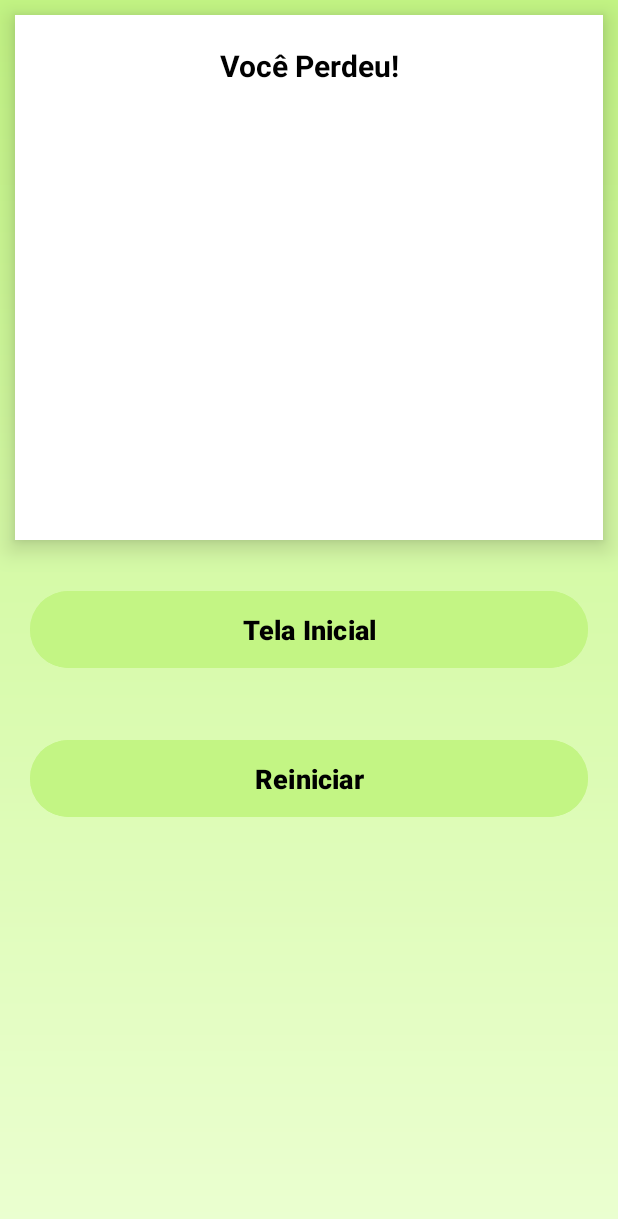
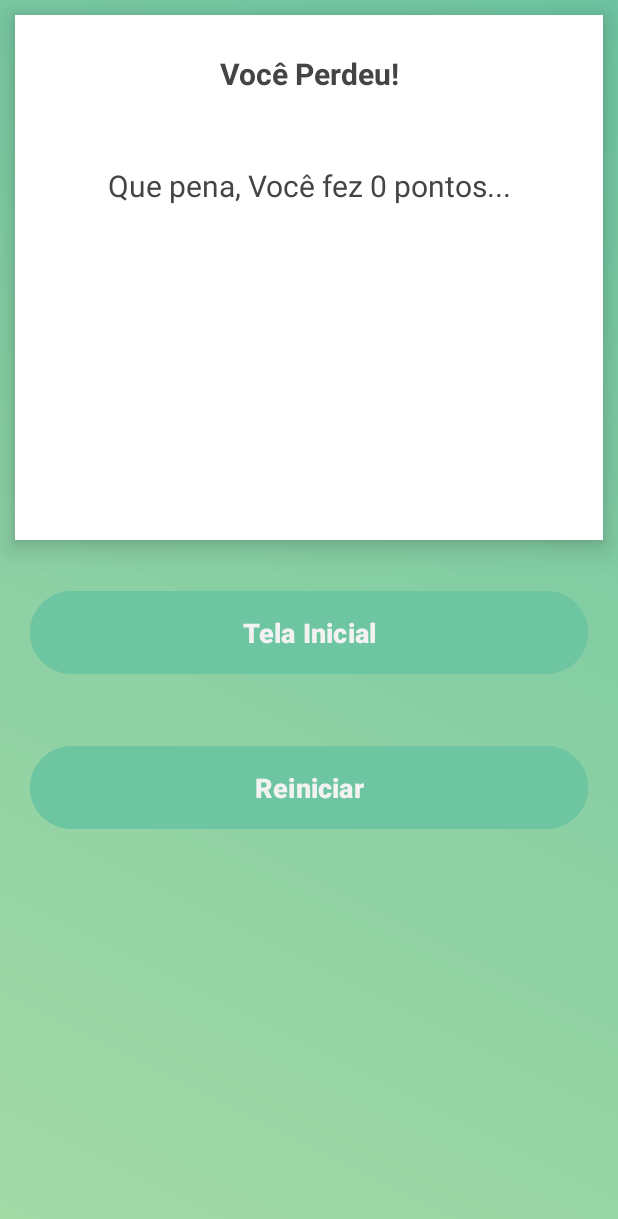
Before and after one commit to 2024-2-NCC3/Projeto4, an Android app: the FimDeJogo screen opened directly, with no data from a screen before it, on a phone screen of 412 x 824 dp. Shown: the top 1219 px of the screen. Run offline under Robolectric (Android 15) with nearby library versions, the phone set to English and light mode, and no system bars.

Commit message:
Atualização estética

```diff
--- a/src/frontend/app/src/main/java/br/fecap/pi/quizzods/FimDeJogo.java
+++ b/src/frontend/app/src/main/java/br/fecap/pi/quizzods/FimDeJogo.java
@@ -2,6 +2,7 @@ package br.fecap.pi.quizzods;
 
 import android.content.Intent;
 import android.os.Bundle;
+import android.util.Log;
 import android.widget.Button;
 import android.widget.TextView;
 
@@ -16,6 +17,7 @@ public class FimDeJogo extends AppCompatActivity {
     private TextView textoResultado;
     private Button btnTelaInicial;
     private Button btnReiniciar;
+    private TextView textoUsername;
 
     @Override
     protected void onCreate(Bundle savedInstanceState) {
@@ -27,19 +29,26 @@ public class FimDeJogo extends AppCompatActivity {
         textoResultado = findViewById(R.id.textoResultado);
         btnTelaInicial = findViewById(R.id.btnTelaInicial);
         btnReiniciar = findViewById(R.id.btnReiniciar);
+        textoUsername = findViewById(R.id.textoUsername);
 
         Intent intent = getIntent();
         int numeroQuestao = intent.getIntExtra("NUMERO_QUESTAO", 0);
         int pontosTotais = intent.getIntExtra("PONTOS_TOTAIS", 0);
         int vidas = intent.getIntExtra("VIDAS", 0);
+        String username = getIntent().getStringExtra("USERNAME");
         textoResultado.toString().toUpperCase();
 
-        if (numeroQuestao > 9) {
+        if (numeroQuestao > 9) { //Layout para caso voce vença
 
             textoResultado.setText("Você Venceu!");
+            textoUsername.setText("Parabéns, Você terminou com " + vidas + " vida(s) restante(s) \n e " + pontosTotais + " pontos!");
+            Log.d("menuJogo", "Username: " + username);
+
         }
         else {
             textoResultado.setText("Você Perdeu!");
+            textoUsername.setText("Que pena, Você fez " + pontosTotais + " pontos...");
+            Log.d("menuJogo", "Username: " + username);
         }
 
         btnTelaInicial.setOnClickListener(v -> {
--- a/src/frontend/app/src/main/java/br/fecap/pi/quizzods/MainActivity.java
+++ b/src/frontend/app/src/main/java/br/fecap/pi/quizzods/MainActivity.java
@@ -105,6 +105,8 @@ public class MainActivity extends AppCompatActivity {
 
                 // Realiza o login com o hash da senha e vai para próxima tela (arrumar depois)
                 Intent intent = new Intent(MainActivity.this, menuJogo.class);
+                intent.putExtra("USERNAME", username);
+                Log.d("menuJogo", "Username: " + username);
                 startActivity(intent);
                 finish();
             }
--- a/src/frontend/app/src/main/res/drawable/app_background.xml
+++ b/src/frontend/app/src/main/res/drawable/app_background.xml
@@ -1,4 +1,8 @@
 <?xml version="1.0" encoding="utf-8"?>
 <shape xmlns:android="http://schemas.android.com/apk/res/android">
-<gradient android:type="linear" android:angle="100" android:startColor="#c3f584" android:endColor="#ebffd1"></gradient>
+    <gradient xmlns:android="http://schemas.android.com/apk/res/android"
+        android:type="linear"
+        android:angle="45"
+        android:startColor="#A3D9A5"
+        android:endColor="#6EC5A2" />
 </shape>
--- a/src/frontend/app/src/main/res/layout/activity_fim_de_jogo.xml
+++ b/src/frontend/app/src/main/res/layout/activity_fim_de_jogo.xml
@@ -23,16 +23,26 @@
             android:id="@+id/textoResultado"
             android:layout_width="match_parent"
             android:layout_height="wrap_content"
-            android:textColor="@color/black"
-            android:padding="20dp"
+            android:textColor="#444"
+            android:padding="25dp"
             android:textStyle="bold"
             android:textAlignment="center"
             android:textSize="20dp"
+            android:text=""
+            />
 
-            android:text="TextView"
+        <TextView
+            android:id="@+id/textoUsername"
+            android:layout_width="match_parent"
+            android:layout_height="wrap_content"
+            android:textColor="#444"
+            android:padding="22dp"
+            android:textAlignment="center"
+            android:textSize="20dp"
+            android:text="aaa"
+             />
 
 
-            />
     </LinearLayout>
 
     <Button
@@ -41,10 +51,10 @@
         android:layout_height="wrap_content"
         android:text="Tela Inicial"
         android:layout_margin="20dp"
-        android:padding="13dp"
-        android:backgroundTint="#c3f584"
+        android:padding="15dp"
+        android:backgroundTint="#6EC5A2"
         android:textSize="18sp"
-        android:textColor="@color/black"
+        android:textColor="#f2f2f2"
         android:textStyle="bold"
         android:layout_below="@+id/quadradoFimDeJogo"></Button>
 
@@ -54,10 +64,10 @@
         android:layout_width="match_parent"
         android:layout_height="wrap_content"
         android:layout_margin="20dp"
-        android:padding="13dp"
-        android:backgroundTint="#c3f584"
+        android:padding="15dp"
+        android:backgroundTint="#6EC5A2"
         android:textSize="18sp"
-        android:textColor="@color/black"
+        android:textColor="#f2f2f2"
         android:textStyle="bold"
         android:text="Reiniciar"
         ></Button>
--- a/src/frontend/app/src/main/res/layout/activity_gameplay.xml
+++ b/src/frontend/app/src/main/res/layout/activity_gameplay.xml
@@ -155,13 +155,14 @@
         android:layout_height="wrap_content"
         android:padding="15dp"
         android:text="Enviar Resposta"
-        android:textColor="#444"
+        android:textColor="#f2f2f2"
         android:textSize="20sp"
         android:textStyle="bold"
-        android:backgroundTint="#c3f584"
+        android:backgroundTint="#6EC5A2"
         app:layout_constraintTop_toBottomOf="@id/divQuestoes"
         app:layout_constraintStart_toStartOf="parent"
         app:layout_constraintEnd_toEndOf="parent"
+        android:layout_marginHorizontal="30dp"
         android:layout_marginTop="20dp" />
 
 </androidx.constraintlayout.widget.ConstraintLayout>
--- a/src/frontend/app/src/main/res/layout/activity_sign_up.xml
+++ b/src/frontend/app/src/main/res/layout/activity_sign_up.xml
@@ -68,9 +68,10 @@
         android:layout_below="@id/password_input"
         android:textStyle="bold"
         android:textSize="20dp"
+        android:layout_marginHorizontal="30dp"
         android:padding="15dp"
-        android:textColor="#444"
-        android:backgroundTint="#c3f584"
+        android:textColor="#f2f2f2"
+        android:backgroundTint="#6EC5A2"
         android:layout_marginTop="40dp"
         android:text="Criar Conta" />
 
```
Also changed, not shown: src/frontend/app/src/main/java/br/fecap/pi/quizzods/gameplay.java (+6 -2 lines), src/frontend/app/src/main/java/br/fecap/pi/quizzods/menuJogo.java (+7 -0 lines), src/frontend/app/src/main/res/layout/activity_main.xml (+4 -4 lines), src/frontend/app/src/main/res/layout/activity_menu_jogo.xml (+27 -18 lines).
